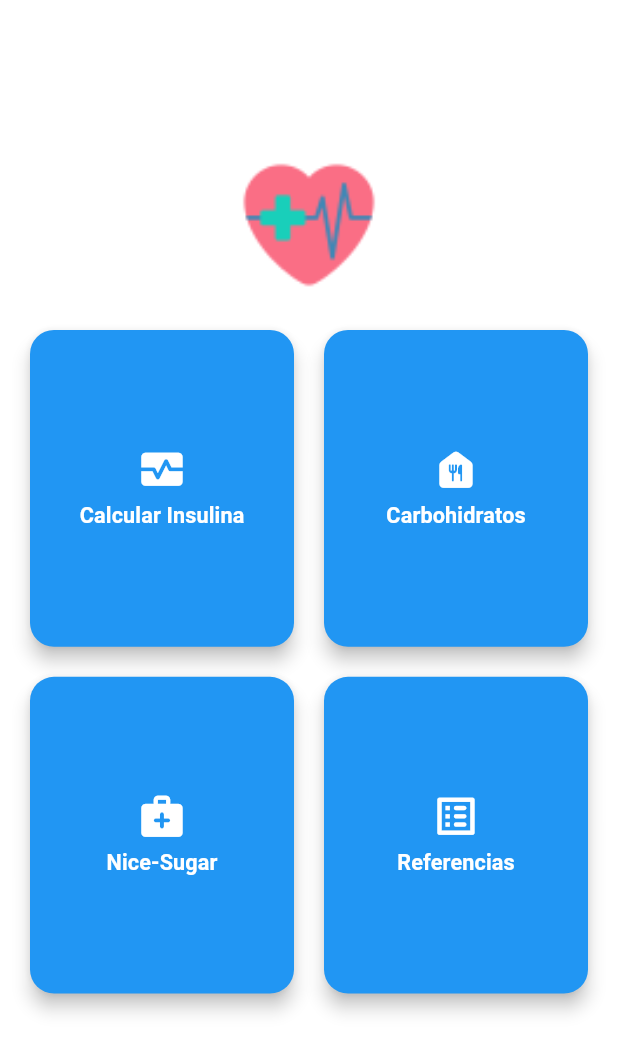
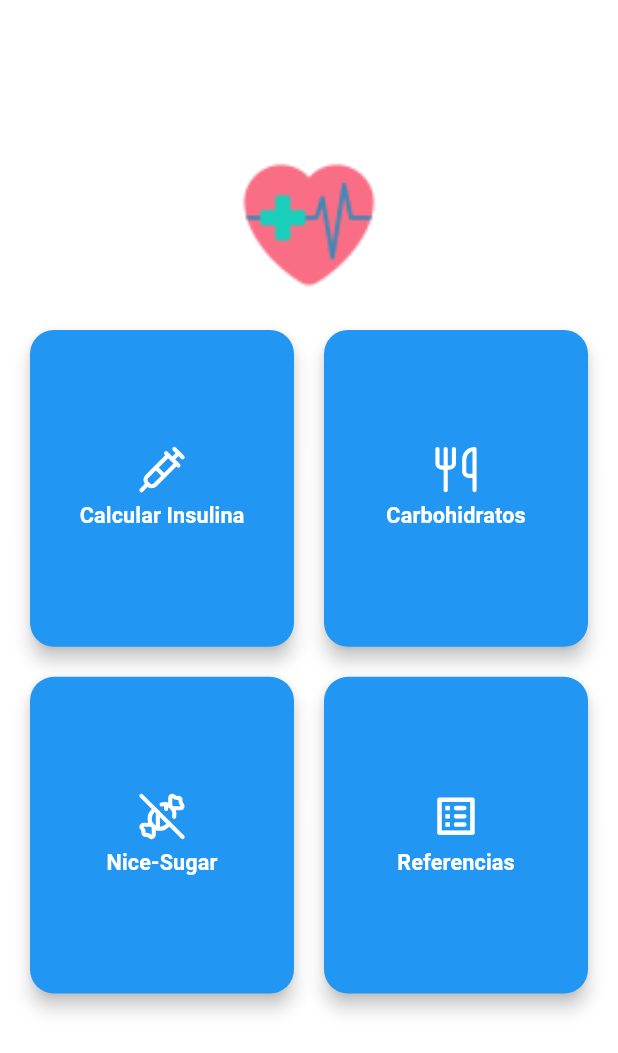
Before and after one commit to Martin-Munive/Control-insulinas, a Flutter app: the VistaUnoPages screen opened by its route, after a tap on the "arrow back" icon, on a phone screen of 412 x 824 dp. Shown: the top 1053 px of the screen. Run offline on Flutter 3.47's test engine with Material 3 defaults, Android fonts, the phone set to English and light mode, and no system bars; our stand-ins replace lucide_icons_flutter.

Commit message:
cambio iconos

```diff
--- a/lib/pages/opciones_pages.dart
+++ b/lib/pages/opciones_pages.dart
@@ -1,5 +1,6 @@
 import 'package:cardiones/pages/pages.dart';
 import 'package:cardiones/widgets/widgets.dart';
+import 'package:lucide_icons_flutter/lucide_icons.dart';
 import 'package:flutter/material.dart';
 
 class OpcionesPages extends StatelessWidget {
@@ -30,11 +31,11 @@ class OpcionesPages extends StatelessWidget {
                   childAspectRatio:
                       size.width / (size.height * 0.6), // Ajuste dinámico
                   children: [
-                    _buildButton(context, '1', Icons.monitor_heart_rounded,
+                    _buildButton(context, '1', LucideIcons.syringe,
                         'Calcular Insulina', VistaUnoPages()),
-                    _buildButton(context, '2', Icons.food_bank_rounded,
+                    _buildButton(context, '2', LucideIcons.utensils,
                         'Carbohidratos', VistaDosPages()),
-                    _buildButton(context, '3', Icons.medical_services_rounded,
+                    _buildButton(context, '3', LucideIcons.candyOff,
                         'Nice-Sugar', VistaTresPages()),
                     _buildButton(context, '4', Icons.list_alt_rounded,
                         'Referencias', VistaCuatroPages()),
--- a/lib/pages/vista_uno_pages.dart
+++ b/lib/pages/vista_uno_pages.dart
@@ -3,6 +3,7 @@ import 'package:cardiones/pages/pages.dart';
 import 'package:cardiones/providers/providers.dart';
 import 'package:cardiones/widgets/widgets.dart';
 import 'package:flutter/material.dart';
+import 'package:lucide_icons_flutter/lucide_icons.dart';
 import 'package:provider/provider.dart';
 
 class VistaUnoPages extends StatelessWidget {
@@ -71,7 +72,7 @@ class __formVista1State extends State<_formVista1> {
               textController: glucosaMetaCrtl,
             ),
             CustonInput(
-              icon: Icons.settings_input_antenna_outlined,
+              icon: LucideIcons.radar,
               hintText: 'Factor de sensibilidad',
               keyboardType: TextInputType.numberWithOptions(decimal: true),
               placeholder: ' Factor de sensibilidad',
--- a/pubspec.yaml
+++ b/pubspec.yaml
@@ -38,6 +38,7 @@ dependencies:
   provider: ^6.1.2
   path_provider: ^2.1.5
   sqflite: ^2.4.2
+  lucide_icons_flutter: ^2.0.1
 
 dev_dependencies:
   flutter_test:
```
Also changed, not shown: pubspec.lock.
